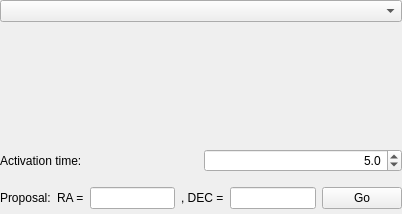
Qt form gui/snowgui/icegui/guideportcontrollerwidget.ui (AndreasFMueller/AstroPhotography) before a commit.
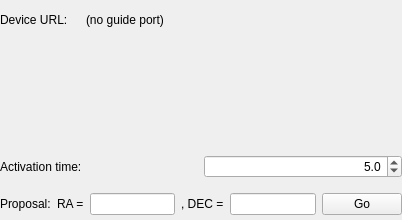
The same form after that commit. Custom widgets are drawn as their Qt base class.

```diff
--- a/gui/snowgui/icegui/guideportcontrollerwidget.ui
+++ b/gui/snowgui/icegui/guideportcontrollerwidget.ui
@@ -7,7 +7,7 @@
     <x>0</x>
     <y>0</y>
     <width>402</width>
-    <height>214</height>
+    <height>220</height>
    </rect>
   </property>
   <property name="minimumSize">
@@ -39,7 +39,42 @@
     <number>0</number>
    </property>
    <item>
-    <widget class="QComboBox" name="guideportSelectionBox"/>
+    <widget class="QWidget" name="guiderportWidget" native="true">
+     <layout class="QGridLayout" name="gridLayout_2">
+      <property name="leftMargin">
+       <number>0</number>
+      </property>
+      <property name="topMargin">
+       <number>6</number>
+      </property>
+      <property name="rightMargin">
+       <number>6</number>
+      </property>
+      <property name="bottomMargin">
+       <number>6</number>
+      </property>
+      <item row="0" column="1">
+       <widget class="QLabel" name="guideportField">
+        <property name="text">
+         <string>(no guide port)</string>
+        </property>
+       </widget>
+      </item>
+      <item row="0" column="0">
+       <widget class="QLabel" name="guideportLabel">
+        <property name="maximumSize">
+         <size>
+          <width>80</width>
+          <height>16777215</height>
+         </size>
+        </property>
+        <property name="text">
+         <string>Device URL:</string>
+        </property>
+       </widget>
+      </item>
+     </layout>
+    </widget>
    </item>
    <item>
     <widget class="QWidget" name="guideWidget" native="true">
```
